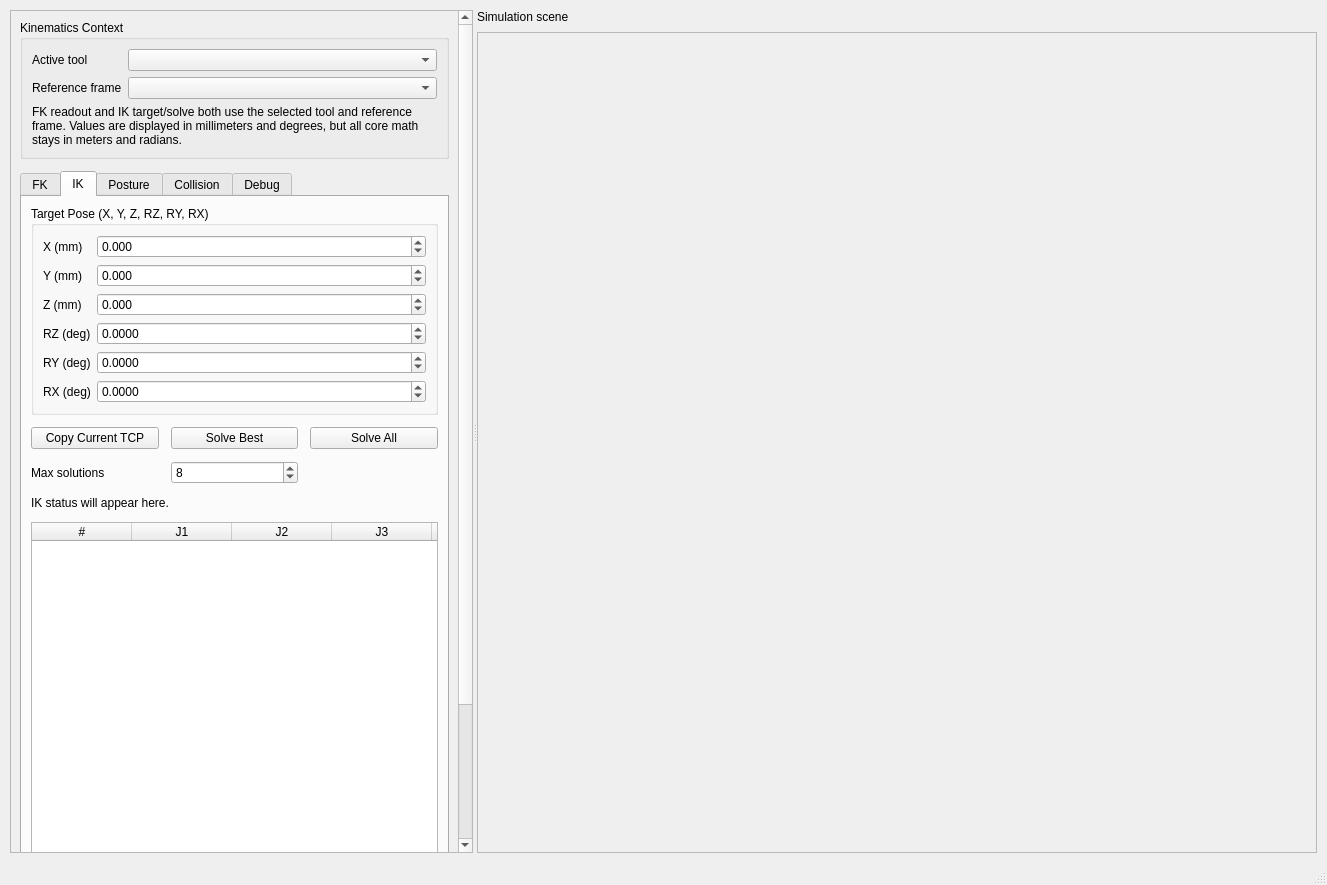
Old version of the form examples/Robot3DVizualize/mainwindow.ui in the repository gstorm-b/RobotKinematics.
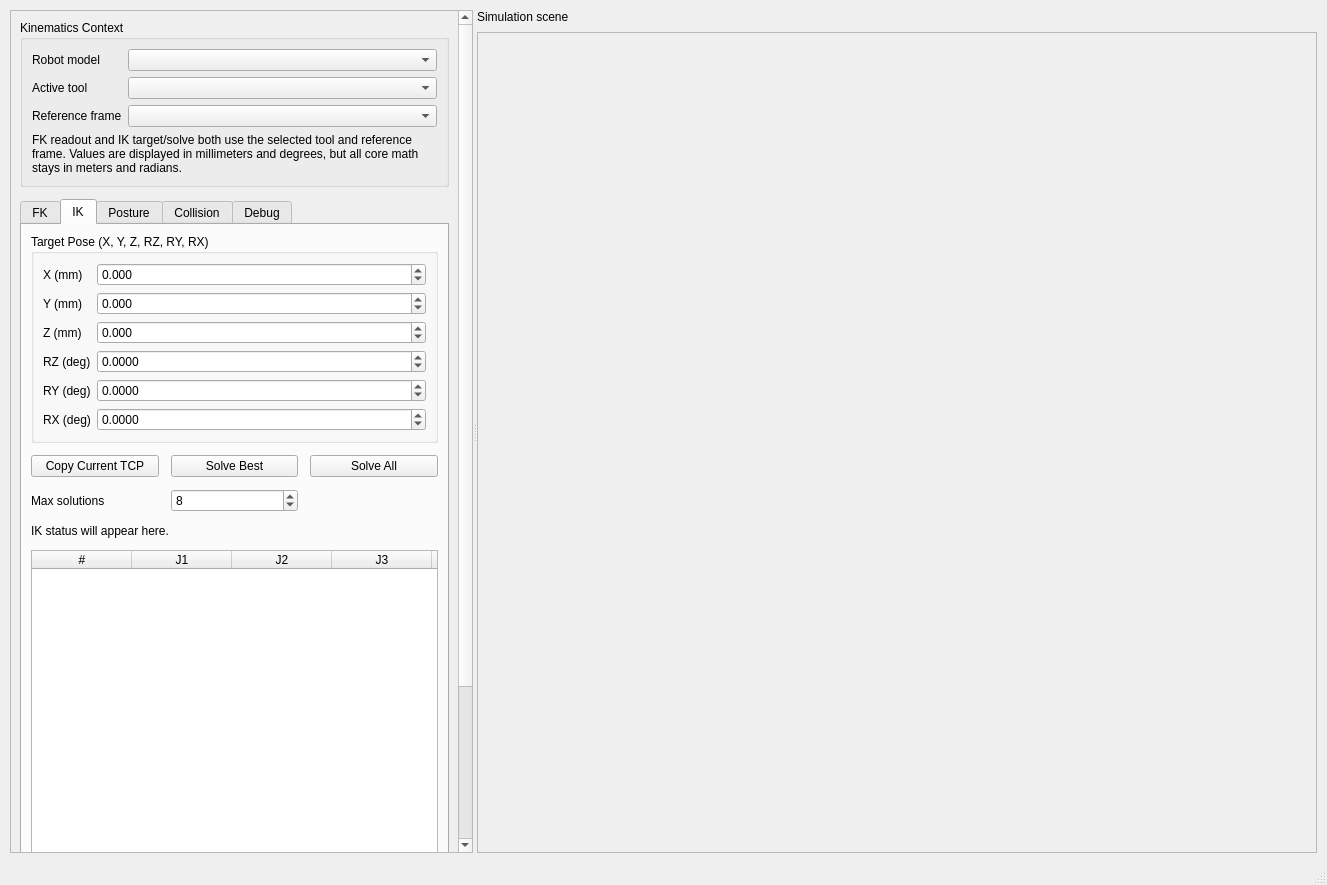
New version of the form.

The edit to the form file:
```diff
--- a/examples/Robot3DVizualize/mainwindow.ui
+++ b/examples/Robot3DVizualize/mainwindow.ui
@@ -73,23 +73,37 @@
                <set>Qt::AlignmentFlag::AlignLeading|Qt::AlignmentFlag::AlignLeft|Qt::AlignmentFlag::AlignVCenter</set>
               </property>
               <item row="0" column="0">
+               <widget class="QLabel" name="robotModelLabel">
+                <property name="text">
+                 <string>Robot model</string>
+                </property>
+               </widget>
+              </item>
+              <item row="0" column="1">
+               <widget class="QComboBox" name="robotModelComboBox">
+                <property name="toolTip">
+                 <string>Switching the robot model reopens the visualizer with that preset, its STL meshes, and its collision profiles.</string>
+                </property>
+               </widget>
+              </item>
+              <item row="1" column="0">
                <widget class="QLabel" name="toolLabel">
                 <property name="text">
                  <string>Active tool</string>
                 </property>
                </widget>
               </item>
-              <item row="0" column="1">
+              <item row="1" column="1">
                <widget class="QComboBox" name="toolComboBox"/>
               </item>
-              <item row="1" column="0">
+              <item row="2" column="0">
                <widget class="QLabel" name="referenceFrameLabel">
                 <property name="text">
                  <string>Reference frame</string>
                 </property>
                </widget>
               </item>
-              <item row="1" column="1">
+              <item row="2" column="1">
                <widget class="QComboBox" name="referenceFrameComboBox"/>
               </item>
              </layout>
```
Left out of the diff: 2 changed lines with no effect on the pictures.
